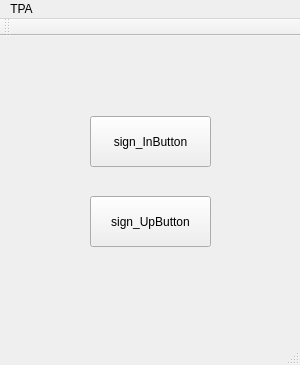
Above: mainwindow.ui from benbenohye/TPA before the change. Below: the same form after it.
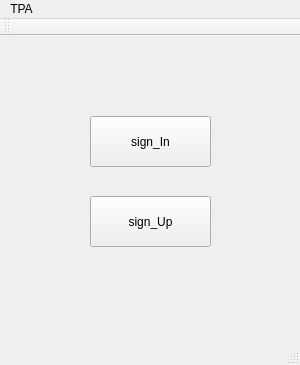
That is the form after the change. Icons and pictures are not drawn.

What changed in the file:
```diff
--- a/mainwindow.ui
+++ b/mainwindow.ui
@@ -27,7 +27,7 @@
      <string notr="true">border-image: url(:/new/prefix1/image/blue.png);</string>
     </property>
     <property name="text">
-     <string>sign_InButton</string>
+     <string>sign_In</string>
     </property>
    </widget>
    <widget class="QPushButton" name="sign_UpButton">
@@ -43,7 +43,7 @@
      <string notr="true">border-image: url(:/new/prefix1/image/green.png);</string>
     </property>
     <property name="text">
-     <string>sign_UpButton</string>
+     <string>sign_Up</string>
     </property>
    </widget>
   </widget>
```
